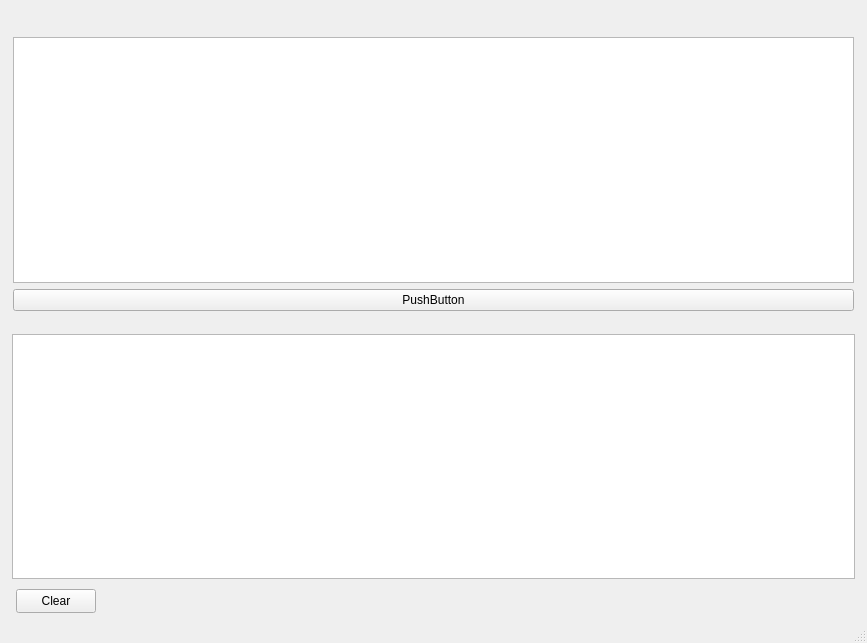
Old version of the form drone/ui/MainWindow.ui in the repository batitous/DesktopApps.
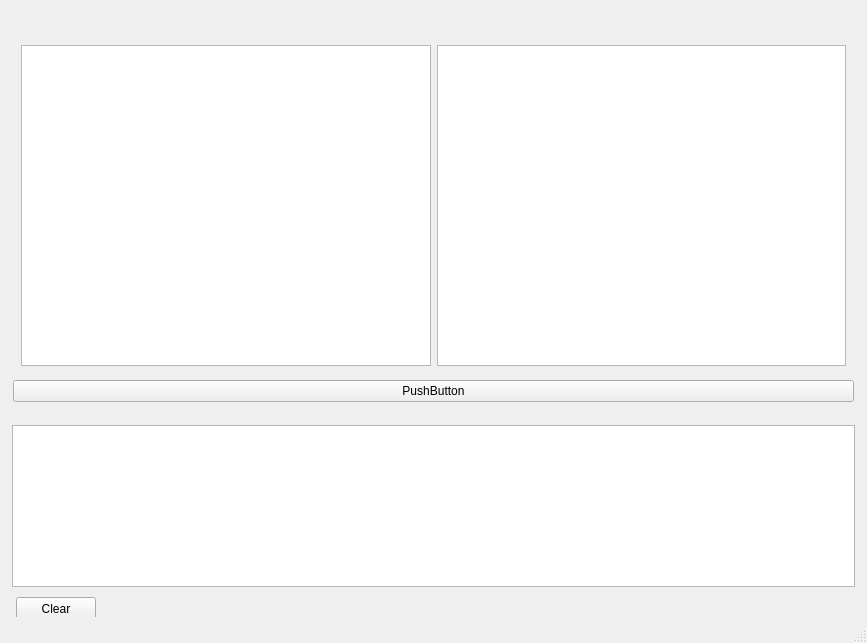
New version of the form. Custom widgets are drawn as their Qt base class.

What changed in the file:
```diff
--- a/drone/ui/MainWindow.ui
+++ b/drone/ui/MainWindow.ui
@@ -70,7 +70,45 @@
         <number>-1</number>
        </property>
        <item>
-        <widget class="GraphicsView" name="graphicsView"/>
+        <widget class="QWidget" name="hWidget" native="true">
+         <property name="sizePolicy">
+          <sizepolicy hsizetype="Preferred" vsizetype="Preferred">
+           <horstretch>0</horstretch>
+           <verstretch>0</verstretch>
+          </sizepolicy>
+         </property>
+         <layout class="QHBoxLayout" name="horizontalLayout_2">
+          <property name="leftMargin">
+           <number>8</number>
+          </property>
+          <property name="topMargin">
+           <number>8</number>
+          </property>
+          <property name="rightMargin">
+           <number>8</number>
+          </property>
+          <property name="bottomMargin">
+           <number>8</number>
+          </property>
+          <item>
+           <widget class="GraphicsView" name="graphicsView">
+            <property name="sizePolicy">
+             <sizepolicy hsizetype="Expanding" vsizetype="Expanding">
+              <horstretch>0</horstretch>
+              <verstretch>0</verstretch>
+             </sizepolicy>
+            </property>
+           </widget>
+          </item>
+          <item>
+           <widget class="QGraphicsView" name="gInstrument">
+            <property name="viewportUpdateMode">
+             <enum>QGraphicsView::FullViewportUpdate</enum>
+            </property>
+           </widget>
+          </item>
+         </layout>
+        </widget>
        </item>
        <item>
         <widget class="QPushButton" name="bTest">
@@ -84,12 +122,24 @@
     </item>
     <item>
      <widget class="QWidget" name="wLog" native="true">
+      <property name="sizePolicy">
+       <sizepolicy hsizetype="Preferred" vsizetype="Maximum">
+        <horstretch>0</horstretch>
+        <verstretch>0</verstretch>
+       </sizepolicy>
+      </property>
       <property name="minimumSize">
        <size>
         <width>320</width>
         <height>80</height>
        </size>
       </property>
+      <property name="maximumSize">
+       <size>
+        <width>16777215</width>
+        <height>200</height>
+       </size>
+      </property>
       <property name="autoFillBackground">
        <bool>false</bool>
       </property>
```
